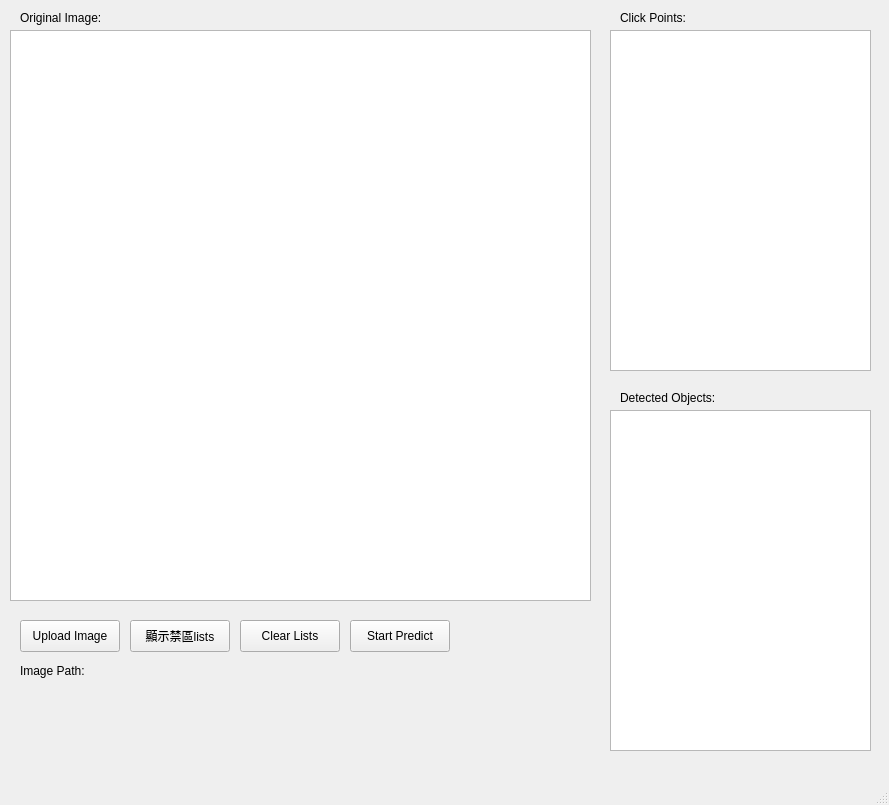
yihong1120/Poly-Shield-Detector, file UI_files/ImageProcess.ui: the form before one commit.
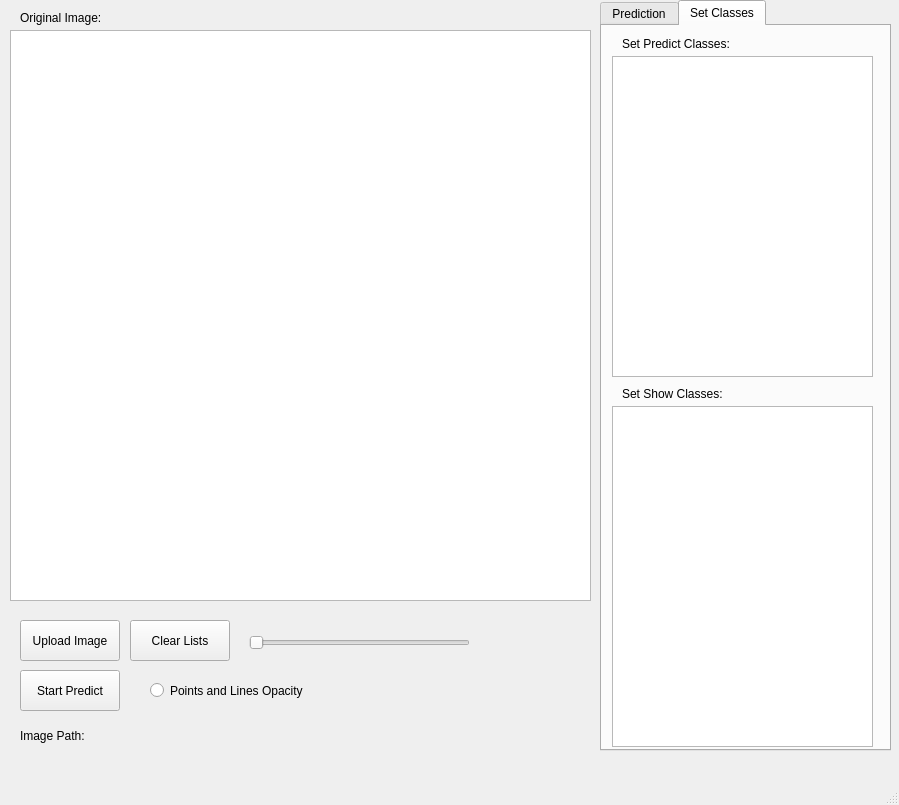
The form after the commit.

```diff
--- a/UI_files/ImageProcess.ui
+++ b/UI_files/ImageProcess.ui
@@ -6,7 +6,7 @@
    <rect>
     <x>0</x>
     <y>0</y>
-    <width>889</width>
+    <width>899</width>
     <height>805</height>
    </rect>
   </property>
@@ -20,33 +20,20 @@
       <x>20</x>
       <y>620</y>
       <width>100</width>
-      <height>32</height>
+      <height>41</height>
      </rect>
     </property>
     <property name="text">
      <string>Upload Image</string>
     </property>
    </widget>
-   <widget class="QPushButton" name="button_show_lists">
-    <property name="geometry">
-     <rect>
-      <x>130</x>
-      <y>620</y>
-      <width>100</width>
-      <height>32</height>
-     </rect>
-    </property>
-    <property name="text">
-     <string>顯示禁區lists</string>
-    </property>
-   </widget>
    <widget class="QLabel" name="label_img_path">
     <property name="geometry">
      <rect>
       <x>20</x>
-      <y>660</y>
+      <y>720</y>
       <width>81</width>
-      <height>21</height>
+      <height>31</height>
      </rect>
     </property>
     <property name="text">
@@ -57,9 +44,9 @@
     <property name="geometry">
      <rect>
       <x>100</x>
-      <y>660</y>
+      <y>720</y>
       <width>491</width>
-      <height>20</height>
+      <height>31</height>
      </rect>
     </property>
     <property name="text">
@@ -76,23 +63,13 @@
      </rect>
     </property>
    </widget>
-   <widget class="QListWidget" name="list_clicked_points">
-    <property name="geometry">
-     <rect>
-      <x>610</x>
-      <y>30</y>
-      <width>261</width>
-      <height>341</height>
-     </rect>
-    </property>
-   </widget>
    <widget class="QPushButton" name="button_predict">
     <property name="geometry">
      <rect>
-      <x>350</x>
-      <y>620</y>
+      <x>20</x>
+      <y>670</y>
       <width>100</width>
-      <height>32</height>
+      <height>41</height>
      </rect>
     </property>
     <property name="text">
@@ -112,10 +89,79 @@
      <string>Original Image:</string>
     </property>
    </widget>
+   <widget class="QPushButton" name="button_clear_lists">
+    <property name="geometry">
+     <rect>
+      <x>130</x>
+      <y>620</y>
+      <width>100</width>
+      <height>41</height>
+     </rect>
+    </property>
+    <property name="text">
+     <string>Clear Lists</string>
+    </property>
+   </widget>
+   <widget class="QSlider" name="slider_polygon_opacity">
+    <property name="geometry">
+     <rect>
+      <x>249</x>
+      <y>630</y>
+      <width>221</width>
+      <height>25</height>
+     </rect>
+    </property>
+    <property name="orientation">
+     <enum>Qt::Horizontal</enum>
+    </property>
+   </widget>
+   <widget class="QRadioButton" name="radioButton_points_lines_opacity">
+    <property name="geometry">
+     <rect>
+      <x>150</x>
+      <y>670</y>
+      <width>181</width>
+      <height>41</height>
+     </rect>
+    </property>
+    <property name="text">
+     <string>Points and Lines Opacity</string>
+    </property>
+   </widget>
+   <widget class="QTabWidget" name="tab_show_data">
+    <property name="enabled">
+     <bool>true</bool>
+    </property>
+    <property name="geometry">
+     <rect>
+      <x>600</x>
+      <y>0</y>
+      <width>291</width>
+      <height>751</height>
+     </rect>
+    </property>
+    <property name="font">
+     <font>
+      <bold>false</bold>
+     </font>
+    </property>
+    <property name="cursor">
+     <cursorShape>ArrowCursor</cursorShape>
+    </property>
+    <property name="layoutDirection">
+     <enum>Qt::LeftToRight</enum>
+    </property>
+    <property name="currentIndex">
+     <number>1</number>
+    </property>
+    <widget class="QWidget" name="tab">
+     <attribute name="title">
+      <string>Prediction</string>
+     </attribute>
    <widget class="QLabel" name="show_clicked_points">
     <property name="geometry">
      <rect>
-      <x>620</x>
+        <x>20</x>
       <y>10</y>
       <width>101</width>
       <height>16</height>
@@ -125,21 +171,21 @@
      <string>Click Points:</string>
     </property>
    </widget>
-   <widget class="QListWidget" name="list_detected_objects">
+     <widget class="QListWidget" name="list_clicked_points">
     <property name="geometry">
      <rect>
-      <x>610</x>
-      <y>410</y>
+        <x>10</x>
+        <y>30</y>
       <width>261</width>
-      <height>341</height>
+        <height>321</height>
      </rect>
     </property>
    </widget>
    <widget class="QLabel" name="show_detected_objects">
     <property name="geometry">
      <rect>
-      <x>620</x>
-      <y>390</y>
+        <x>20</x>
+        <y>360</y>
       <width>111</width>
       <height>16</height>
      </rect>
@@ -148,18 +194,68 @@
      <string>Detected Objects:</string>
     </property>
    </widget>
-   <widget class="QPushButton" name="button_clear_lists">
+     <widget class="QListWidget" name="list_detected_objects">
     <property name="geometry">
      <rect>
-      <x>240</x>
-      <y>620</y>
-      <width>100</width>
-      <height>32</height>
-     </rect>
-    </property>
+        <x>10</x>
+        <y>380</y>
+        <width>261</width>
+        <height>341</height>
+       </rect>
+      </property>
+     </widget>
+    </widget>
+    <widget class="QWidget" name="tab_2">
+     <attribute name="title">
+      <string>Set Classes</string>
+     </attribute>
+     <widget class="QLabel" name="show_predct_classes">
+      <property name="geometry">
+       <rect>
+        <x>20</x>
+        <y>10</y>
+        <width>241</width>
+        <height>16</height>
+       </rect>
+      </property>
     <property name="text">
-     <string>Clear Lists</string>
-    </property>
+       <string>Set Predict Classes:</string>
+      </property>
+     </widget>
+     <widget class="QListWidget" name="list_classes">
+      <property name="geometry">
+       <rect>
+        <x>10</x>
+        <y>380</y>
+        <width>261</width>
+        <height>341</height>
+       </rect>
+      </property>
+     </widget>
+     <widget class="QLabel" name="show_objects">
+      <property name="geometry">
+       <rect>
+        <x>20</x>
+        <y>360</y>
+        <width>241</width>
+        <height>16</height>
+       </rect>
+      </property>
+      <property name="text">
+       <string>Set Show Classes:</string>
+      </property>
+     </widget>
+     <widget class="QListWidget" name="list_predict_classes">
+      <property name="geometry">
+       <rect>
+        <x>10</x>
+        <y>30</y>
+        <width>261</width>
+        <height>321</height>
+       </rect>
+      </property>
+     </widget>
+    </widget>
    </widget>
   </widget>
   <widget class="QStatusBar" name="statusbar"/>
```
Left out of the diff: 2 changed lines with no effect on the pictures. Lines whose indentation alone changed are shown as unchanged.
